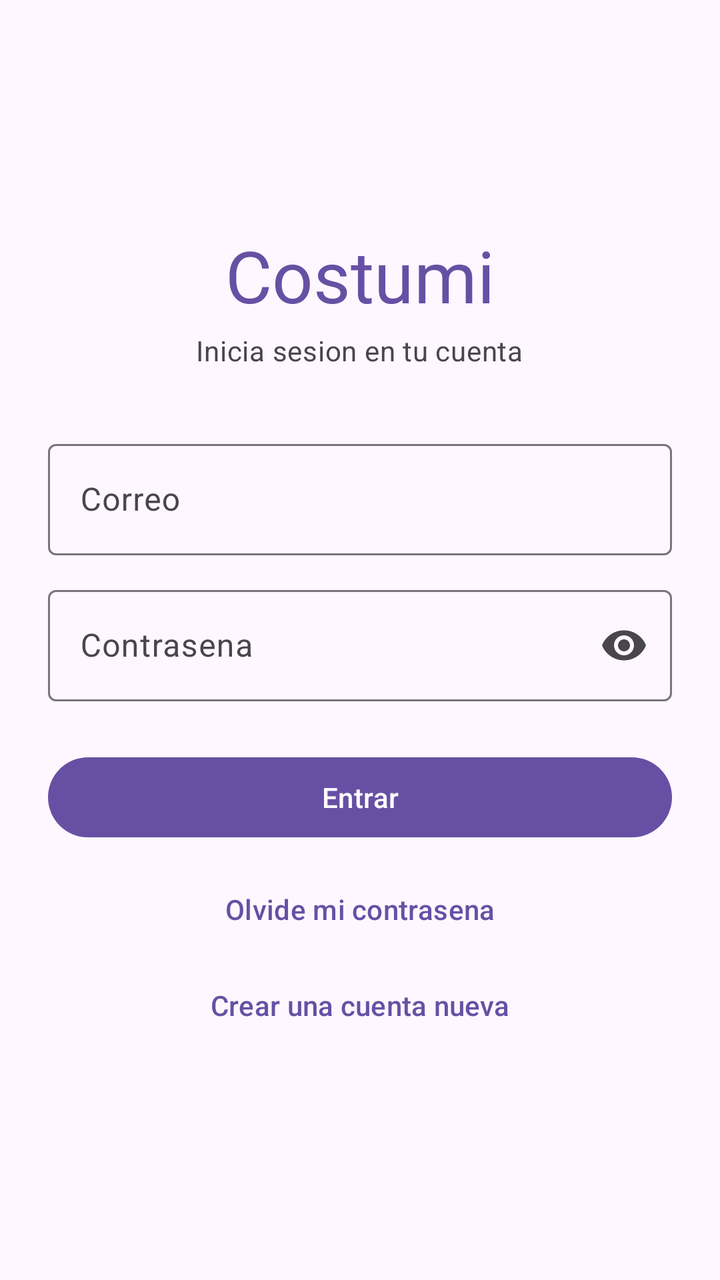
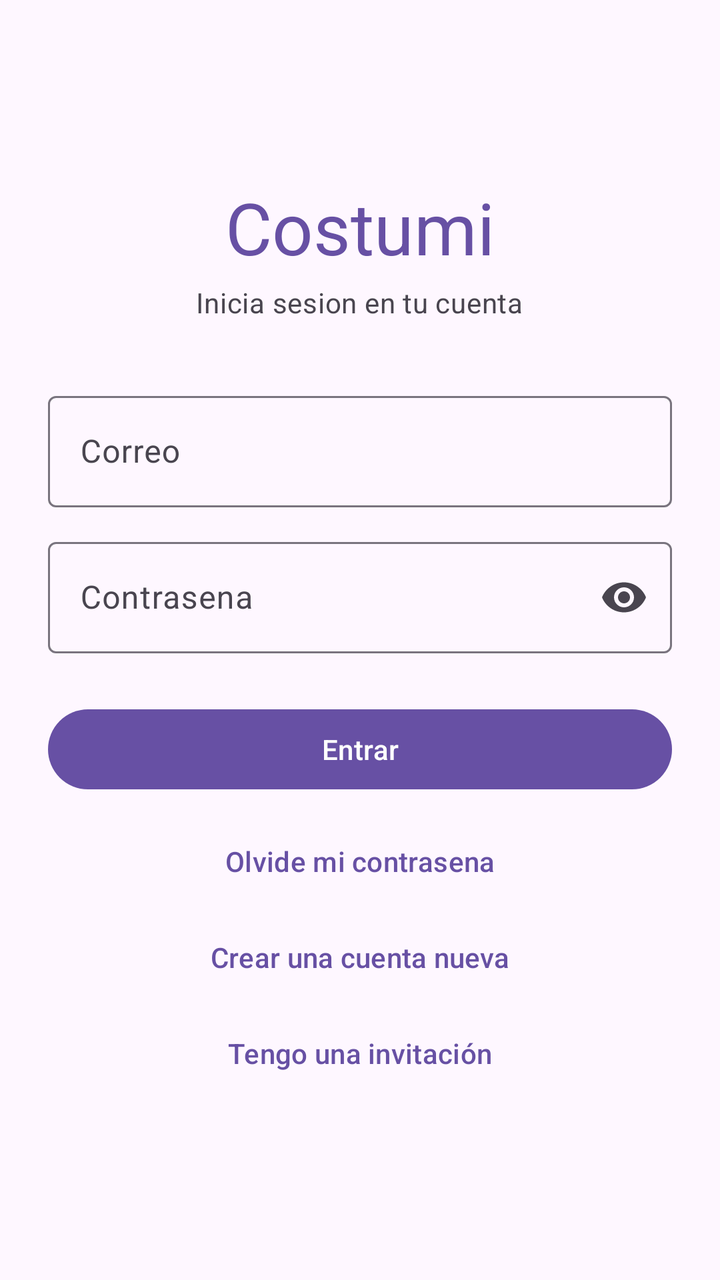

An Android layout rendered at two revisions. The XML below is the earlier revision; the diff shows what the commit changed to produce the second picture.
<!-- AndroidManifest.xml: application theme Theme.AppCustomi2 -->
<!-- res/layout/fragment_login.xml -->
<?xml version="1.0" encoding="utf-8"?>
<ScrollView xmlns:android="http://schemas.android.com/apk/res/android"
    xmlns:app="http://schemas.android.com/apk/res-auto"
    android:layout_width="match_parent"
    android:layout_height="match_parent"
    android:fillViewport="true">

    <LinearLayout
        android:layout_width="match_parent"
        android:layout_height="wrap_content"
        android:layout_gravity="center"
        android:gravity="center"
        android:orientation="vertical"
        android:padding="24dp">

        <TextView
            android:layout_width="wrap_content"
            android:layout_height="wrap_content"
            android:text="@string/app_name"
            android:textAppearance="?attr/textAppearanceDisplaySmall"
            android:textColor="?attr/colorPrimary" />

        <TextView
            android:layout_width="wrap_content"
            android:layout_height="wrap_content"
            android:layout_marginTop="4dp"
            android:layout_marginBottom="32dp"
            android:text="Inicia sesion en tu cuenta"
            android:textAppearance="?attr/textAppearanceBodyMedium"
            android:textColor="?attr/colorOnSurfaceVariant" />

        <com.google.android.material.textfield.TextInputLayout
            android:layout_width="match_parent"
            android:layout_height="wrap_content"
            android:hint="Correo">

            <com.google.android.material.textfield.TextInputEditText
                android:id="@+id/editEmail"
                android:layout_width="match_parent"
                android:layout_height="wrap_content"
                android:inputType="textEmailAddress"
                android:maxLines="1" />
        </com.google.android.material.textfield.TextInputLayout>

        <com.google.android.material.textfield.TextInputLayout
            android:layout_width="match_parent"
            android:layout_height="wrap_content"
            android:layout_marginTop="12dp"
            app:endIconMode="password_toggle"
            android:hint="Contrasena">

            <com.google.android.material.textfield.TextInputEditText
                android:id="@+id/editPassword"
                android:layout_width="match_parent"
                android:layout_height="wrap_content"
                android:inputType="textPassword"
                android:maxLines="1" />
        </com.google.android.material.textfield.TextInputLayout>

        <com.google.android.material.button.MaterialButton
            android:id="@+id/botonEntrar"
            android:layout_width="match_parent"
            android:layout_height="wrap_content"
            android:layout_marginTop="24dp"
            android:text="Entrar" />

        <com.google.android.material.progressindicator.CircularProgressIndicator
            android:id="@+id/progreso"
            android:layout_width="wrap_content"
            android:layout_height="wrap_content"
            android:layout_marginTop="16dp"
            android:indeterminate="true"
            android:visibility="gone" />

        <com.google.android.material.button.MaterialButton
            android:id="@+id/botonOlvide"
            style="@style/Widget.Material3.Button.TextButton"
            android:layout_width="match_parent"
            android:layout_height="wrap_content"
            android:layout_marginTop="8dp"
            android:text="Olvide mi contrasena" />

        <com.google.android.material.button.MaterialButton
            android:id="@+id/botonRegistro"
            style="@style/Widget.Material3.Button.TextButton"
            android:layout_width="match_parent"
            android:layout_height="wrap_content"
            android:text="Crear una cuenta nueva" />
    </LinearLayout>
</ScrollView>
<!-- resources referenced by this layout -->
<resources>
  <string name="app_name">Costumi</string>
  <style name="Theme.AppCustomi2" parent="Base.Theme.AppCustomi2" />
  <style name="Base.Theme.AppCustomi2" parent="Theme.Material3.DayNight.NoActionBar">
          
          
      </style>
</resources>

<!-- the commit's change to res/layout/fragment_login.xml (unified diff, before → after) -->
@@ -86,5 +86,12 @@
             android:layout_width="match_parent"
             android:layout_height="wrap_content"
             android:text="Crear una cuenta nueva" />
+
+        <com.google.android.material.button.MaterialButton
+            android:id="@+id/botonInvitacion"
+            style="@style/Widget.Material3.Button.TextButton"
+            android:layout_width="match_parent"
+            android:layout_height="wrap_content"
+            android:text="Tengo una invitación" />
     </LinearLayout>
 </ScrollView>
